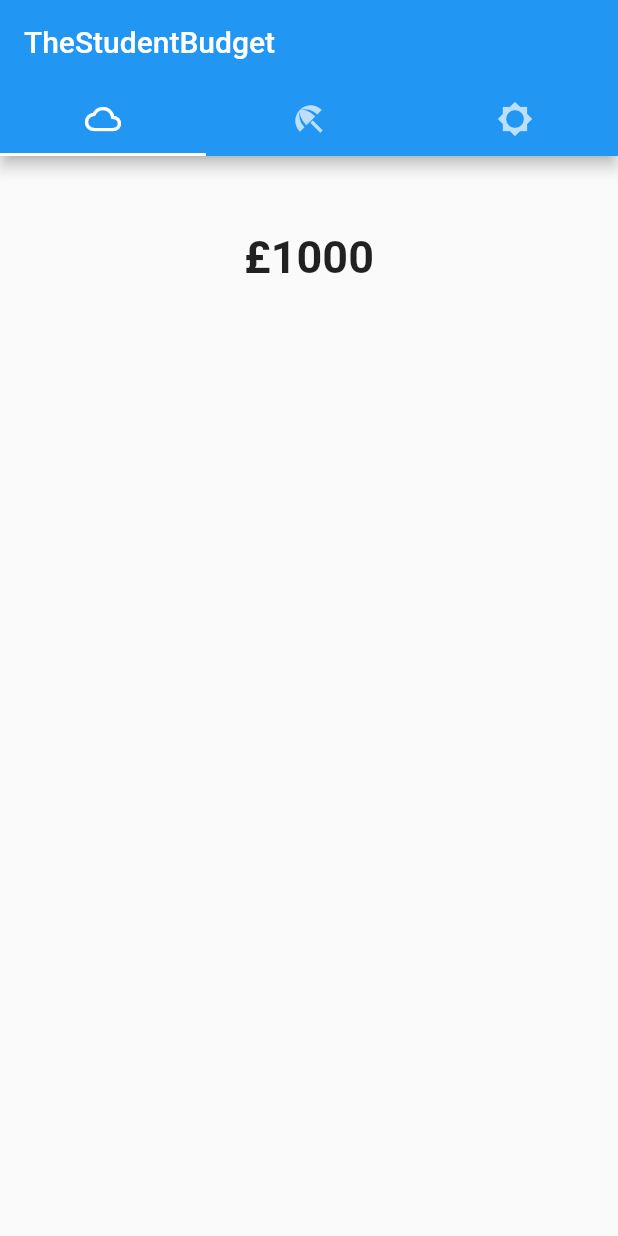
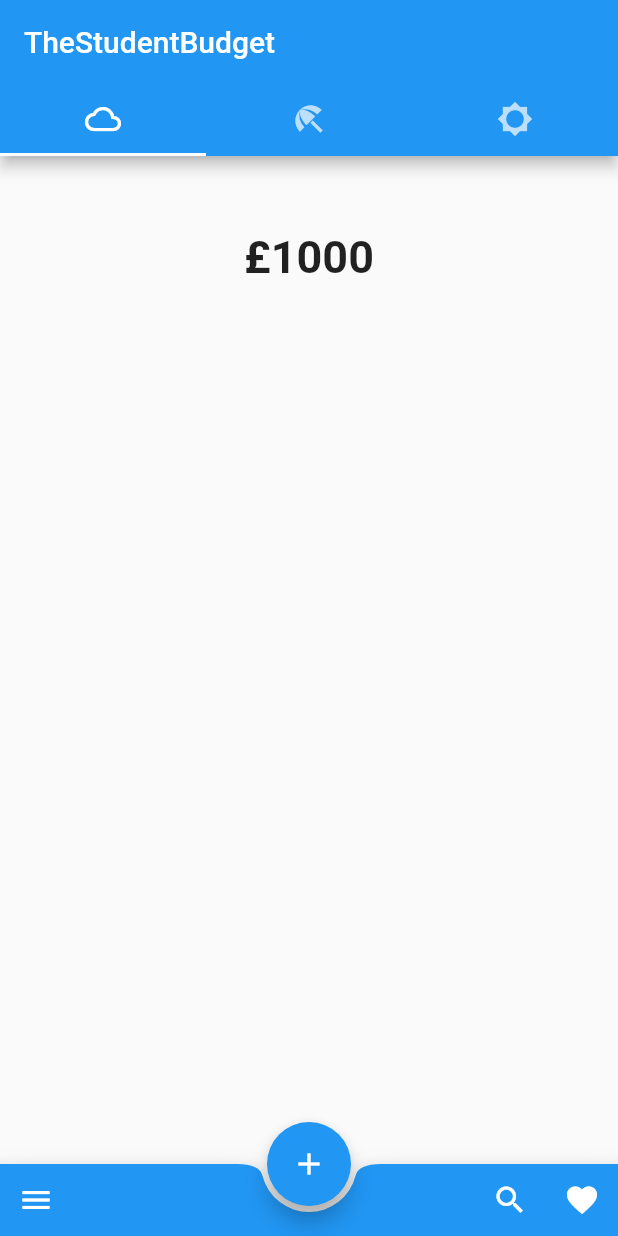
Before and after one commit to Frqcture/thestudentbudget, a Flutter app: the screen it shows after launch, on a phone screen of 412 x 824 dp. Run offline on Flutter 3.47's test engine with Material 2 defaults, Android fonts, the light colour scheme and no system bars.

Commit message:
Partially implemented BottomAppBar

```diff
--- a/lib/main.dart
+++ b/lib/main.dart
@@ -1,5 +1,3 @@
-import 'dart:ffi';
-
 import 'package:flutter/material.dart';
 
 void main() {
@@ -50,13 +48,6 @@
 }
 
 class _MyHomePageState extends State<MyHomePage> {
-  String _text = 'Opened';
-
-  void _button1Press() {
-    setState(() {
-      _text = 'Button1Screen';
-    });
-  }
 
   @override
   Widget build(BuildContext context) {
@@ -110,7 +101,64 @@
           )
         ],
       ),
-     )
+      floatingActionButton: FloatingActionButton(
+        onPressed: () {},
+        tooltip: 'Create',
+        child: const Icon(Icons.add),
+      ),
+      floatingActionButtonLocation: FloatingActionButtonLocation.centerDocked,
+      bottomNavigationBar: const _DemoBottomAppBar(
+        fabLocation: FloatingActionButtonLocation.centerDocked,
+        shape: CircularNotchedRectangle(),
+      )
+      ),
     );
   }
 }
+
+class _DemoBottomAppBar extends StatelessWidget {
+  const _DemoBottomAppBar({
+    this.fabLocation = FloatingActionButtonLocation.endDocked,
+    this.shape = const CircularNotchedRectangle(),
+  });
+
+  final FloatingActionButtonLocation fabLocation;
+  final NotchedShape? shape;
+
+  static final List<FloatingActionButtonLocation> centerLocations =
+      <FloatingActionButtonLocation>[
+    FloatingActionButtonLocation.centerDocked,
+    FloatingActionButtonLocation.centerFloat,
+  ];
+
+  @override
+  Widget build(BuildContext context) {
+    return BottomAppBar(
+      shape: shape,
+      color: Colors.blue,
+      child: IconTheme(
+        data: IconThemeData(color: Theme.of(context).colorScheme.onPrimary),
+        child: Row(
+          children: <Widget>[
+            IconButton(
+              tooltip: 'Open navigation menu',
+              icon: const Icon(Icons.menu),
+              onPressed: () {},
+            ),
+            if (centerLocations.contains(fabLocation)) const Spacer(),
+            IconButton(
+              tooltip: 'Search',
+              icon: const Icon(Icons.search),
+              onPressed: () {},
+            ),
+            IconButton(
+              tooltip: 'Favorite',
+              icon: const Icon(Icons.favorite),
+              onPressed: () {},
+            ),
+          ],
+        ),
+      ),
+    );
+  }
+}
```
